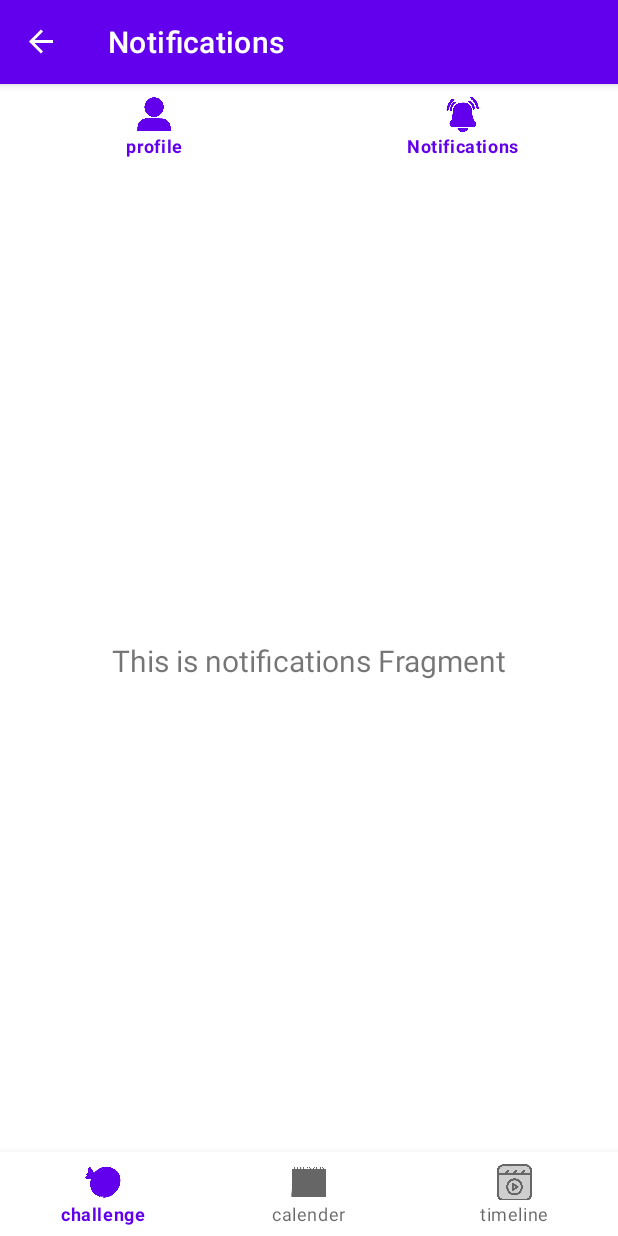
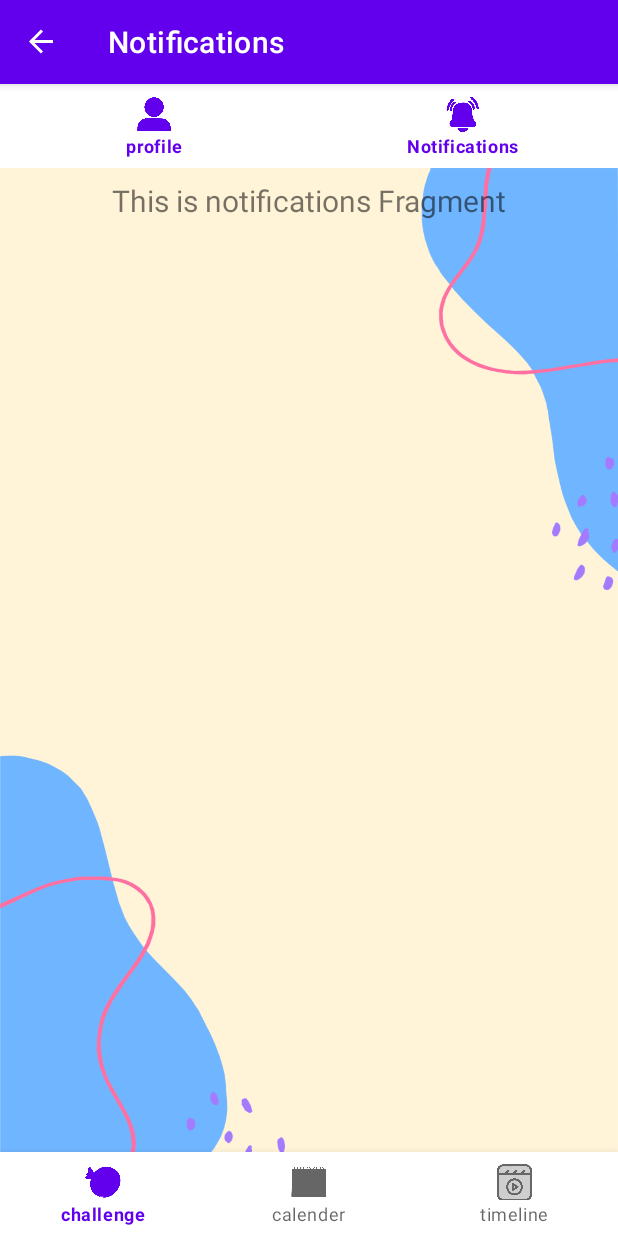
Before and after one commit to HamSharua/Android, an Android app: the NotificationsFragment screen opened through its navigation route, on a phone screen of 412 x 824 dp. Run offline under Robolectric (Android 15) with nearby library versions, the phone set to English and light mode, and no system bars; our stand-ins replace Firebase (no records; nobody signed in at launch, a user with empty details on screens opened directly), Picasso, navigation-ui.

Commit message:
エラー解除　ほんmoneyすみませんでした

```diff
--- a/app/src/main/res/layout/fragment_notifications.xml
+++ b/app/src/main/res/layout/fragment_notifications.xml
@@ -5,6 +5,13 @@
     android:layout_width="match_parent"
     android:layout_height="match_parent"
     tools:context=".ui.notifications.NotificationsFragment">
+
+    <LinearLayout
+        xmlns:android="http://schemas.android.com/apk/res/android"
+        android:layout_width="match_parent"
+        android:layout_height="match_parent"
+        android:orientation="vertical"
+        android:background="@drawable/background_image">
 
     <TextView
         android:id="@+id/text_notifications"
@@ -22,4 +29,6 @@
         app:layout_constraintStart_toStartOf="parent"
         app:layout_constraintTop_toTopOf="parent"
         app:layout_constraintVertical_bias="0.494" />
+
+    </LinearLayout>
 </androidx.constraintlayout.widget.ConstraintLayout>
```
Also changed, not shown: app/src/main/res/navigation/mobile_navigation.xml (line endings or trailing spaces).
